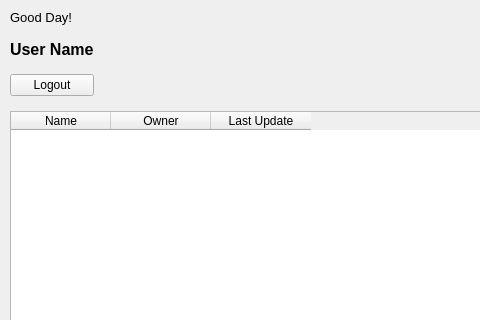
Above: ui/projects_list_window.ui from joshdels/pyqgis-plugin-topmap before the change; both pictures show x 0 to 480 and y 0 to 320 of the 709 by 800 pixel window. Below: the same form after it.
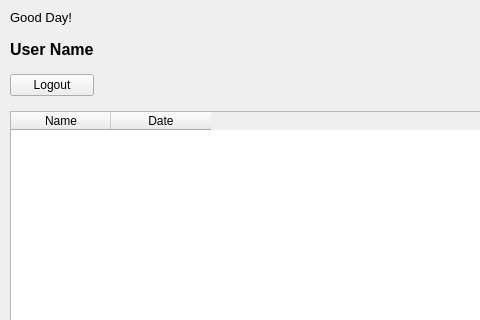
That is the form after the change.

Commit message: download, load, projects

```diff
--- a/ui/projects_list_window.ui
+++ b/ui/projects_list_window.ui
@@ -92,6 +92,9 @@
       <property name="selectionBehavior">
        <enum>QAbstractItemView::SelectRows</enum>
       </property>
+      <property name="columnCount">
+       <number>2</number>
+      </property>
       <column>
        <property name="text">
         <string>Name</string>
@@ -99,12 +102,7 @@
       </column>
       <column>
        <property name="text">
-        <string>Owner</string>
-       </property>
-      </column>
-      <column>
-       <property name="text">
-        <string>Last Update</string>
+        <string>Date</string>
        </property>
       </column>
      </widget>
```
The commit also changes 4 other files.
